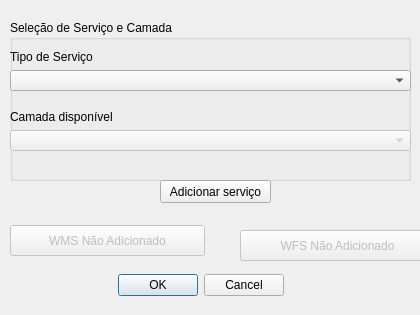
Above: layer_selection_dialog_base.ui from maviz991/qgis-geometadata-plugin before the change. Below: the same form after it.
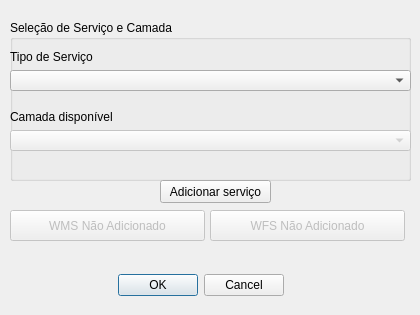
That is the form after the change. Icons and pictures are not drawn.

```diff
--- a/layer_selection_dialog_base.ui
+++ b/layer_selection_dialog_base.ui
@@ -123,7 +123,7 @@
    <property name="geometry">
     <rect>
      <x>10</x>
-     <y>225</y>
+     <y>210</y>
      <width>195</width>
      <height>31</height>
     </rect>
@@ -138,8 +138,8 @@
    </property>
    <property name="geometry">
     <rect>
-     <x>240</x>
-     <y>230</y>
+     <x>210</x>
+     <y>210</y>
      <width>195</width>
      <height>31</height>
     </rect>
```
